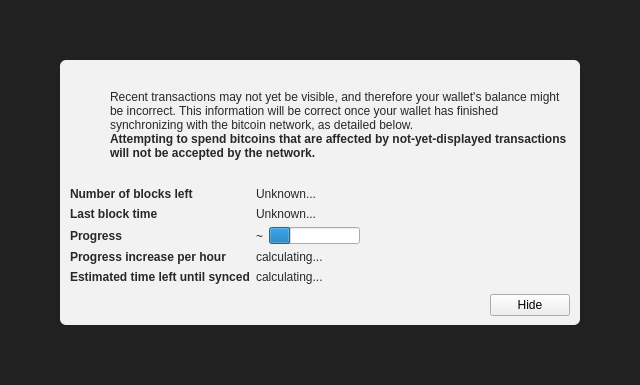
The window that src/qt/forms/modaloverlay.ui (Davegunn99/EZCoinV5.0) describes before a commit, drawn with Qt 5.
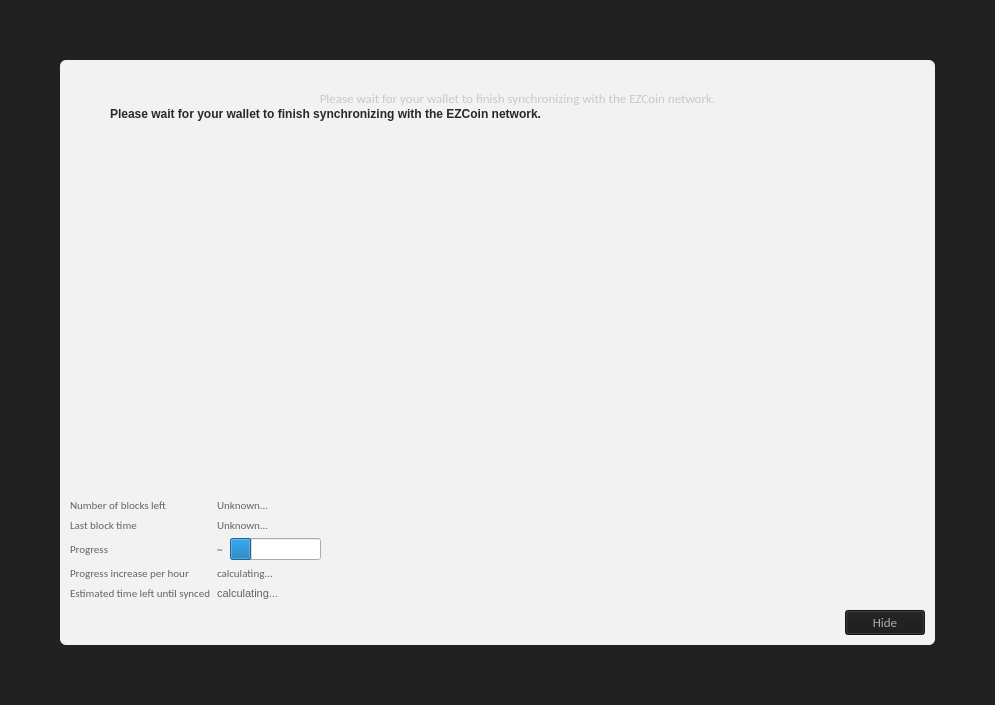
The same window after the commit. Icons and pictures are not drawn. Custom widgets are drawn as their Qt base class.

```diff
--- a/src/qt/forms/modaloverlay.ui
+++ b/src/qt/forms/modaloverlay.ui
@@ -6,8 +6,8 @@
    <rect>
     <x>0</x>
     <y>0</y>
-    <width>640</width>
-    <height>385</height>
+    <width>995</width>
+    <height>705</height>
    </rect>
   </property>
   <property name="windowTitle">
@@ -48,12 +48,21 @@
        <number>60</number>
       </property>
       <item>
-       <widget class="QWidget" name="contentWidget" native="true">
+       <widget class="QLabel" name="contentWidget">
         <property name="styleSheet">
          <string notr="true">#contentWidget { background: rgba(255,255,255,240); border-radius: 6px; }
 
 QLabel { color: rgb(40,40,40);  }</string>
         </property>
+        <property name="pixmap">
+         <pixmap resource="../bitcoin.qrc">:/icons/modal_background</pixmap>
+        </property>
+        <property name="scaledContents">
+         <bool>true</bool>
+        </property>
+        <property name="wordWrap">
+         <bool>true</bool>
+        </property>
         <layout class="QVBoxLayout" name="verticalLayoutSub" stretch="1,0,0,0">
          <property name="spacing">
           <number>0</number>
@@ -129,12 +138,24 @@
              </property>
              <item>
               <widget class="QLabel" name="infoText">
+               <property name="font">
+                <font>
+                 <family>Calibri</family>
+                 <pointsize>10</pointsize>
+                </font>
+               </property>
+               <property name="styleSheet">
+                <string notr="true">color: rgb(200, 200, 200);</string>
+               </property>
                <property name="text">
-                <string>Recent transactions may not yet be visible, and therefore your wallet's balance might be incorrect. This information will be correct once your wallet has finished synchronizing with the bitcoin network, as detailed below.</string>
+                <string>Please wait for your wallet to finish synchronizing with the EZCoin network.</string>
                </property>
                <property name="textFormat">
                 <enum>Qt::RichText</enum>
                </property>
+               <property name="alignment">
+                <set>Qt::AlignCenter</set>
+               </property>
                <property name="wordWrap">
                 <bool>true</bool>
                </property>
@@ -149,7 +170,7 @@
                 </font>
                </property>
                <property name="text">
-                <string>Attempting to spend bitcoins that are affected by not-yet-displayed transactions will not be accepted by the network.</string>
+                <string>Please wait for your wallet to finish synchronizing with the EZCoin network.</string>
                </property>
                <property name="textFormat">
                 <enum>Qt::RichText</enum>
@@ -207,10 +228,15 @@
             <widget class="QLabel" name="labelNumberOfBlocksLeft">
              <property name="font">
               <font>
-               <weight>75</weight>
-               <bold>true</bold>
+               <family>Calibri</family>
+               <pointsize>8</pointsize>
+               <weight>50</weight>
+               <bold>false</bold>
               </font>
              </property>
+             <property name="styleSheet">
+              <string notr="true">color: rgb(100, 100, 100);</string>
+             </property>
              <property name="text">
               <string>Number of blocks left</string>
              </property>
@@ -218,6 +244,17 @@
            </item>
            <item row="0" column="1">
             <widget class="QLabel" name="numberOfBlocksLeft">
+             <property name="font">
+              <font>
+               <family>Calibri</family>
+               <pointsize>8</pointsize>
+               <weight>50</weight>
+               <bold>false</bold>
+              </font>
+             </property>
+             <property name="styleSheet">
+              <string notr="true">color: rgb(100, 100, 100);</string>
+             </property>
              <property name="text">
               <string>Unknown...</string>
              </property>
@@ -227,10 +264,15 @@
             <widget class="QLabel" name="labelLastBlockTime">
              <property name="font">
               <font>
-               <weight>75</weight>
-               <bold>true</bold>
+               <family>Calibri</family>
+               <pointsize>8</pointsize>
+               <weight>50</weight>
+               <bold>false</bold>
               </font>
              </property>
+             <property name="styleSheet">
+              <string notr="true">color: rgb(100, 100, 100);</string>
+             </property>
              <property name="text">
               <string>Last block time</string>
              </property>
@@ -244,6 +286,17 @@
                <verstretch>0</verstretch>
               </sizepolicy>
              </property>
+             <property name="font">
+              <font>
+               <family>Calibri</family>
+               <pointsize>8</pointsize>
+               <weight>50</weight>
+               <bold>false</bold>
+              </font>
+             </property>
+             <property name="styleSheet">
+              <string notr="true">color: rgb(100, 100, 100);</string>
+             </property>
              <property name="text">
               <string>Unknown...</string>
              </property>
@@ -253,10 +306,15 @@
             <widget class="QLabel" name="labelSyncDone">
              <property name="font">
               <font>
-               <weight>75</weight>
-               <bold>true</bold>
+               <family>Calibri</family>
+               <pointsize>8</pointsize>
+               <weight>50</weight>
+               <bold>false</bold>
               </font>
              </property>
+             <property name="styleSheet">
+              <string notr="true">color: rgb(100, 100, 100);</string>
+             </property>
              <property name="text">
               <string>Progress</string>
              </property>
@@ -266,6 +324,15 @@
             <layout class="QHBoxLayout" name="horizontalLayoutSync" stretch="0,1">
              <item>
               <widget class="QLabel" name="percentageProgress">
+               <property name="font">
+                <font>
+                 <family>Calibri</family>
+                 <pointsize>8</pointsize>
+                </font>
+               </property>
+               <property name="styleSheet">
+                <string notr="true">color: rgb(100, 100, 100);</string>
+               </property>
                <property name="text">
                 <string notr="true">~</string>
                </property>
@@ -287,10 +354,15 @@
             <widget class="QLabel" name="labelProgressIncrease">
              <property name="font">
               <font>
-               <weight>75</weight>
-               <bold>true</bold>
+               <family>Calibri</family>
+               <pointsize>8</pointsize>
+               <weight>50</weight>
+               <bold>false</bold>
               </font>
              </property>
+             <property name="styleSheet">
+              <string notr="true">color: rgb(100, 100, 100);</string>
+             </property>
              <property name="text">
               <string>Progress increase per hour</string>
              </property>
@@ -298,6 +370,17 @@
            </item>
            <item row="4" column="1">
             <widget class="QLabel" name="progressIncreasePerH">
+             <property name="font">
+              <font>
+               <family>Calibri</family>
+               <pointsize>8</pointsize>
+               <weight>50</weight>
+               <bold>false</bold>
+              </font>
+             </property>
+             <property name="styleSheet">
+              <string notr="true">color: rgb(100, 100, 100);</string>
+             </property>
              <property name="text">
               <string>calculating...</string>
              </property>
@@ -307,10 +390,15 @@
             <widget class="QLabel" name="labelEstimatedTimeLeft">
              <property name="font">
               <font>
-               <weight>75</weight>
-               <bold>true</bold>
+               <family>Calibri</family>
+               <pointsize>8</pointsize>
+               <weight>50</weight>
+               <bold>false</bold>
               </font>
              </property>
+             <property name="styleSheet">
+              <string notr="true">color: rgb(100, 100, 100);</string>
+             </property>
              <property name="text">
               <string>Estimated time left until synced</string>
              </property>
@@ -318,6 +406,14 @@
            </item>
            <item row="5" column="1">
             <widget class="QLabel" name="expectedTimeLeft">
+             <property name="font">
+              <font>
+               <pointsize>8</pointsize>
+              </font>
+             </property>
+             <property name="styleSheet">
+              <string notr="true">color: rgb(100, 100, 100);</string>
+             </property>
              <property name="text">
               <string>calculating...</string>
              </property>
@@ -348,6 +444,16 @@
            </item>
            <item>
             <widget class="QPushButton" name="closeButton">
+             <property name="font">
+              <font>
+               <family>Calibri</family>
+               <pointsize>10</pointsize>
+              </font>
+             </property>
+             <property name="styleSheet">
+              <string notr="true">background-color: rgb(26, 26, 26);
+color: rgb(171, 171, 171);</string>
+             </property>
              <property name="text">
               <string>Hide</string>
              </property>
```
Left out of the diff: 6 changed lines with no effect on the pictures.
